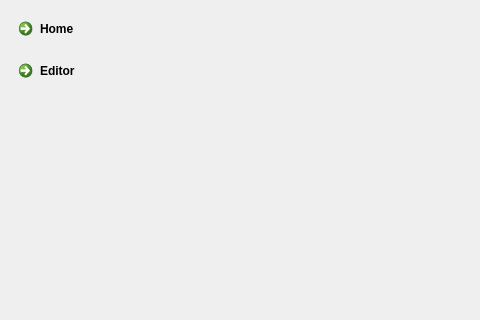
Qt form NickvisionTagger/UI/Views/MainWindow.ui (NickvisionApps/Tagger) before a commit; both pictures show x 0 to 480 and y 0 to 320 of the 800 by 600 pixel window.
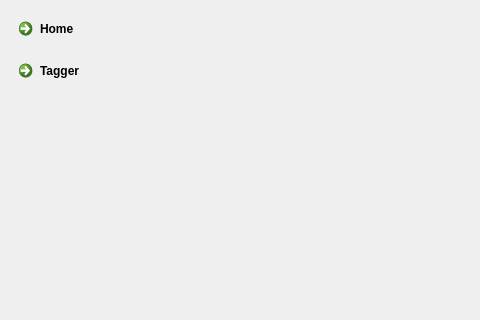
The same form after that commit. Icons and pictures are not drawn.

What changed in the file:
```diff
--- a/NickvisionTagger/UI/Views/MainWindow.ui
+++ b/NickvisionTagger/UI/Views/MainWindow.ui
@@ -41,7 +41,7 @@
       <item>
        <widget class="QCommandLinkButton" name="navEditor">
         <property name="text">
-         <string>Editor</string>
+         <string>Tagger</string>
         </property>
         <property name="icon">
          <iconset resource="../../resources.qrc">
```
Left out of the diff: 4 changed lines with no effect on the pictures.
